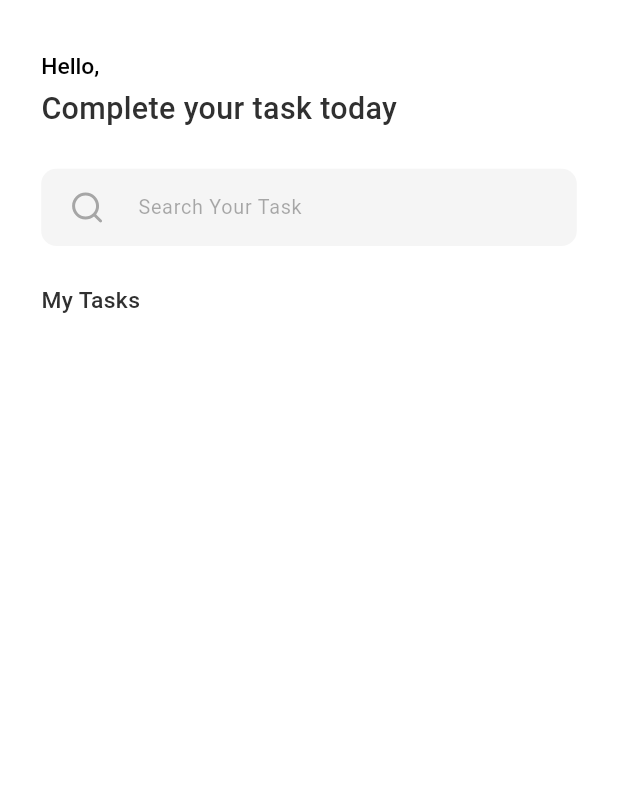
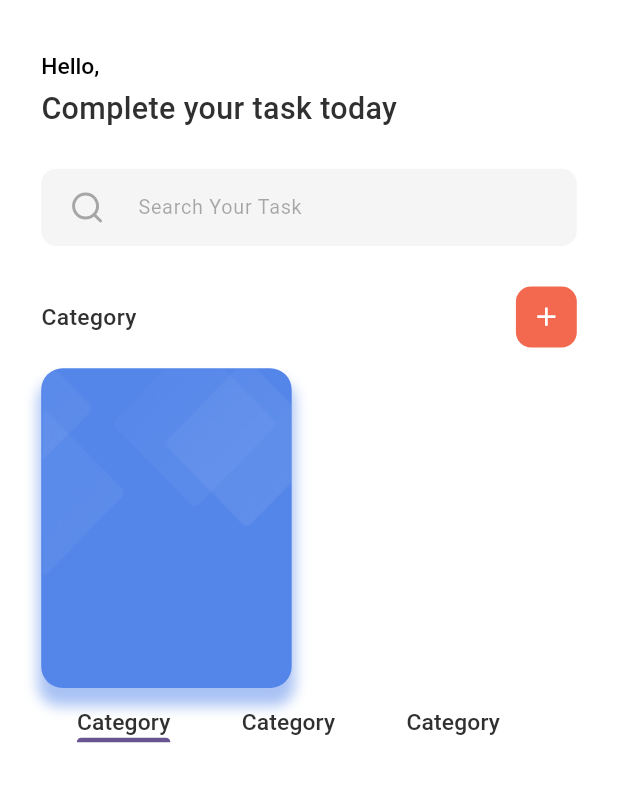
Before and after one commit to HungTk3110/graduation_thesis, a Flutter app: the HomePage screen opened by its route, on a phone screen of 412 x 824 dp, the part 77-879 px from its top. Run offline on Flutter 3.47's test engine with Material 3 defaults, Android fonts, the phone set to English and light mode, and no system bars; our stand-ins replace cached_network_image, cloud_firestore, device_info_plus, equatable, firebase_auth, firebase_core and 7 more; missing offline and left inert: simple_fontellico_progress_dialog; accounts and stored records are empty.

Commit message:
new update

```diff
--- a/lib/firebase/firebase_helper.dart
+++ b/lib/firebase/firebase_helper.dart
@@ -92,7 +92,7 @@ class FireBaseHelper {
     required String uid,
   }) async {
     try {
-      await db.collection('users').doc(uid).set(categories.toDbMap());
+      await db.collection('categories').doc(uid).set(categories.toDbMap());
     } catch (e) {
       if (kDebugMode) {
         print(e);
--- /dev/null
+++ b/lib/shared_view/app_contains.dart
@@ -0,0 +1,10 @@
+import 'dart:ui';
+
+class AppContains{
+  static  const List<Color> colorTheme = [
+    Color(0xff5486E9),
+    Color(0xff3EAF99),
+    Color(0xffd2ce78),
+    Color(0xffc7689c)
+  ];
+}
--- a/lib/ui/home/home_page.dart
+++ b/lib/ui/home/home_page.dart
@@ -5,6 +5,7 @@ import 'package:flutter_screenutil/flutter_screenutil.dart';
 import 'package:flutter_svg/flutter_svg.dart';
 import 'package:untitled1/navigator/routes.dart';
 import 'package:untitled1/shared_view/app_cache_image.dart';
+import 'package:untitled1/shared_view/dialog_builder.dart';
 import 'package:untitled1/shared_view/widget/app_label_text_field.dart';
 import 'package:untitled1/ui/home/components/nav_drawer.dart';
 import 'package:untitled1/ui/home/home_cubit.dart';
@@ -16,13 +17,20 @@ class HomePage extends StatefulWidget {
   State<HomePage> createState() => _HomePageState();
 }
 
-class _HomePageState extends State<HomePage> {
+class _HomePageState extends State<HomePage> with TickerProviderStateMixin {
   late HomeCubit cubit;
   GlobalKey<ScaffoldState> _key = GlobalKey();
+  late TabController _tabController;
 
   @override
   void initState() {
     cubit = BlocProvider.of(context);
+    _tabController = TabController(
+      initialIndex: 0,
+      length: 3,
+      animationDuration: const Duration(milliseconds: 500),
+      vsync: this,
+    );
     cubit.initData(context);
     super.initState();
   }
@@ -131,14 +139,99 @@ class _HomePageState extends State<HomePage> {
             ),
           ),
           SizedBox(height: 25.h),
-          Text(
-            'My Tasks',
-            style: TextStyle(
-              color: const Color(0xff303030),
-              fontSize: 15.r,
-              fontWeight: FontWeight.w500,
+          Row(
+            mainAxisAlignment: MainAxisAlignment.spaceBetween,
+            children: [
+              Text(
+                'Category',
+                style: TextStyle(
+                  color: const Color(0xff303030),
+                  fontSize: 15.r,
+                  fontWeight: FontWeight.w500,
+                ),
+              ),
+              CupertinoButton(
+                padding: EdgeInsets.zero,
+                onPressed: () {
+                  DialogBuilder(context).showDialogAddCategory(context);
+                },
+                child: Container(
+                  width: 40.r,
+                  height: 40.r,
+                  margin: EdgeInsets.only(right: 25.w),
+                  decoration: BoxDecoration(
+                      color: Color(0xffF26950),
+                      borderRadius: BorderRadius.circular(10.r)),
+                  child: Icon(
+                    Icons.add,
+                    color: Colors.white,
+                  ),
+                ),
+              )
+            ],
+          ),
+          SizedBox(height: 12.h),
+          Container(
+            width: 152.w,
+            height: 210.h,
+            decoration: BoxDecoration(
+              color: Color(0xff5486E9),
+              borderRadius: BorderRadius.circular(14.r),
+              boxShadow: [
+                BoxShadow(
+                  color: Color(0xff5486E9).withOpacity(0.5),
+                  spreadRadius: 2,
+                  blurRadius: 7,
+                  offset: Offset(0, 10), // changes position of shadow
+                ),
+              ],
+              image: DecorationImage(
+                  image: AssetImage('assets/image/bg_collection.png'),
+                  fit: BoxFit.fill),
+            ),
+            child: Column(
+              children: [],
             ),
           ),
+          SizedBox(height: 12.h),
+          Row(
+            children: [
+              SizedBox(
+                width: 300.w,
+                child: TabBar(
+                  padding: EdgeInsets.zero,
+                  dividerHeight: 0,
+                  controller: _tabController,
+                  tabs: [
+                    Text(
+                      'Category',
+                      style: TextStyle(
+                        color: const Color(0xff303030),
+                        fontSize: 15.r,
+                        fontWeight: FontWeight.w500,
+                      ),
+                    ),
+                    Text(
+                      'Category',
+                      style: TextStyle(
+                        color: const Color(0xff303030),
+                        fontSize: 15.r,
+                        fontWeight: FontWeight.w500,
+                      ),
+                    ),
+                    Text(
+                      'Category',
+                      style: TextStyle(
+                        color: const Color(0xff303030),
+                        fontSize: 15.r,
+                        fontWeight: FontWeight.w500,
+                      ),
+                    ),
+                  ],
+                ),
+              ),
+            ],
+          )
         ],
       ),
     );
```
Also changed, not shown: lib/shared_view/dialog_builder.dart (+70 -5 lines), assets/image/bg_collection.png (added).
